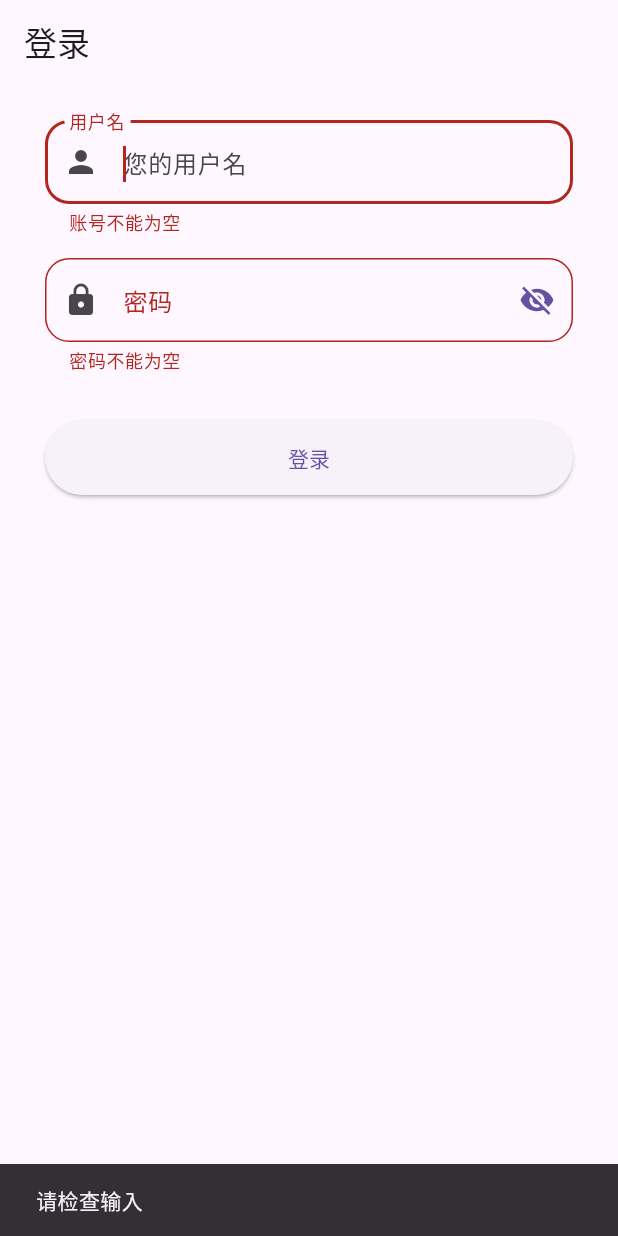
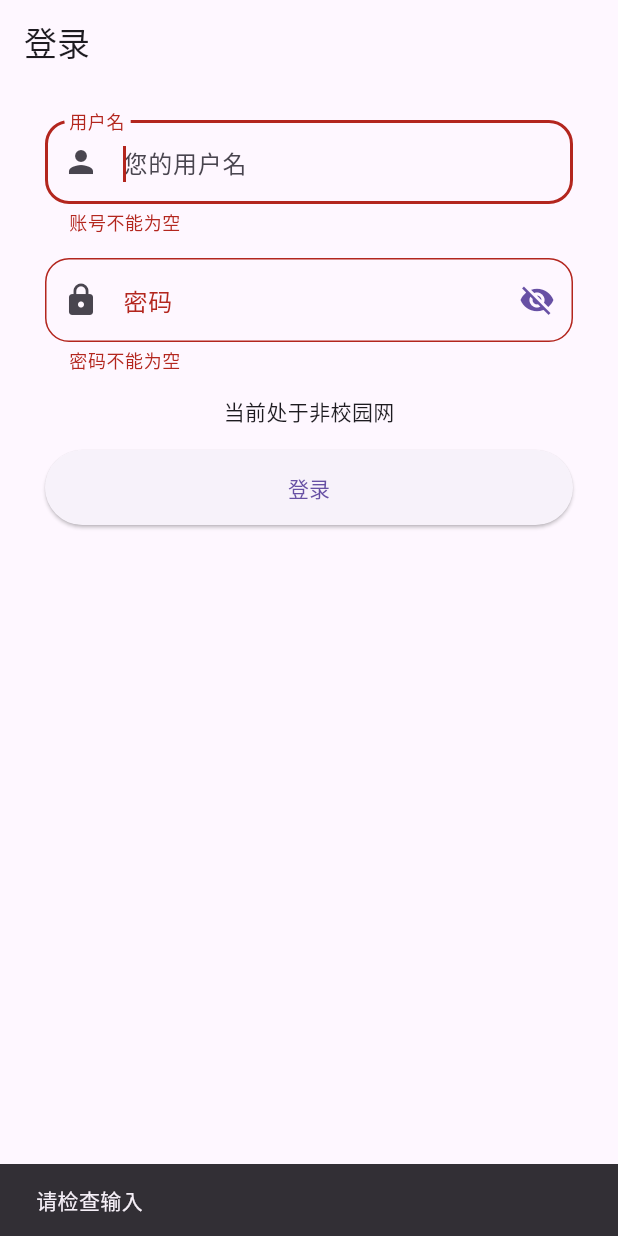
Before and after one commit to wilinz/guet_toolbox, a Flutter app: the screen it shows after launch, after a tap on "登录", on a phone screen of 412 x 824 dp. Run offline on Flutter 3.47's test engine with Material 2 defaults, Android fonts, the phone set to English and light mode, and no system bars; our stand-ins replace auto_size_text, cookie_jar, dio, dio_cookie_manager, drift, freezed_annotation and 5 more; missing offline and left inert: common_utils, dart:ffi, dio_logger, dio_proxy_plugin, encrypt, lpinyin and 2 more; accounts and stored records are empty; generated files the repository leaves out were written again.

Commit message:
检测局域网

```diff
--- a/lib/data/repository/login.dart
+++ b/lib/data/repository/login.dart
@@ -29,6 +29,22 @@ class LoginRepository {
     return Future(() => false);
   }
 
+  bool? _isCampusNetworkCache = null;
+
+  Future<bool> get isCampusNetworkCache async {
+    if (_isCampusNetworkCache == null) {
+      await isCampusNetwork();
+    }
+    return _isCampusNetworkCache!;
+  }
+
+  Future<bool> isCampusNetwork() async {
+    return LoginService.isCampusNetwork().then((value) {
+      _isCampusNetworkCache = value;
+      return value;
+    });
+  }
+
   LoginRepository._create();
 
   static final _instance = LoginRepository._create();
--- a/lib/data/service/login.dart
+++ b/lib/data/service/login.dart
@@ -200,6 +200,16 @@ class LoginService {
         data: {"id": id, "code": code});
     return resp.data;
   }
+
+  static Future<bool> isCampusNetwork() async {
+    try {
+      final resp =
+          await (await AppNetwork.getDio()).get("https://bkjw.guet.edu.cn/");
+      return true;
+    } catch (e) {
+      return false;
+    }
+  }
 }
 
 class LogonFailedException implements Exception {
--- a/lib/ui/page/login/login.dart
+++ b/lib/ui/page/login/login.dart
@@ -10,18 +10,24 @@ import 'login_viewmodel.dart';
 class LoginPage extends StatelessWidget {
   final bool popUpAfterSuccess;
 
-  const LoginPage({Key? key, required this.popUpAfterSuccess}) : super(key: key);
+  const LoginPage({Key? key, required this.popUpAfterSuccess})
+      : super(key: key);
 
   @override
   Widget build(BuildContext context) {
     return ChangeNotifierProvider<LoginViewModel>(
-        create: (context) => LoginViewModel(), child: _LoginPage(popUpAfterSuccess: popUpAfterSuccess,));
+        create: (context) => LoginViewModel(),
+        child: _LoginPage(
+          popUpAfterSuccess: popUpAfterSuccess,
+        ));
   }
 }
 
 class _LoginPage extends StatefulWidget {
-  const _LoginPage({Key? key, required this.popUpAfterSuccess}) : super(key: key);
+  const _LoginPage({Key? key, required this.popUpAfterSuccess})
+      : super(key: key);
   final bool popUpAfterSuccess;
+
   @override
   State<_LoginPage> createState() => _LoginPageState();
 }
@@ -137,7 +143,20 @@ class _LoginPageState extends State<_LoginPage> {
                         //   },
                         // ),
                         Container(
-                          height: 32,
+                          height: 16,
+                        ),
+                        FutureBuilder(
+                            builder: (context, snapshot) {
+                              if (snapshot.hasData) {
+                                return Text(
+                                    snapshot.data! ? "当前处于校园网" : "当前处于非校园网");
+                              }
+                              return Container();
+                            },
+                            future: vm.isCampusNetwork,
+                            initialData: null),
+                        Container(
+                          height: 16,
                         ),
                         Consumer<LoginViewModel>(
                           builder: (context, loginViewModel, child) {
--- a/lib/ui/page/login/login_viewmodel.dart
+++ b/lib/ui/page/login/login_viewmodel.dart
@@ -6,6 +6,8 @@ import '../../../data/repository/login.dart';
 
 class LoginViewModel extends ChangeNotifier {
   var isLoading = false;
+
+  Future<bool> get isCampusNetwork => LoginRepository().isCampusNetworkCache;
 
   Future<bool> login(String username, String password) {
     isLoading = true;
```
Also changed, not shown: pubspec.lock.
